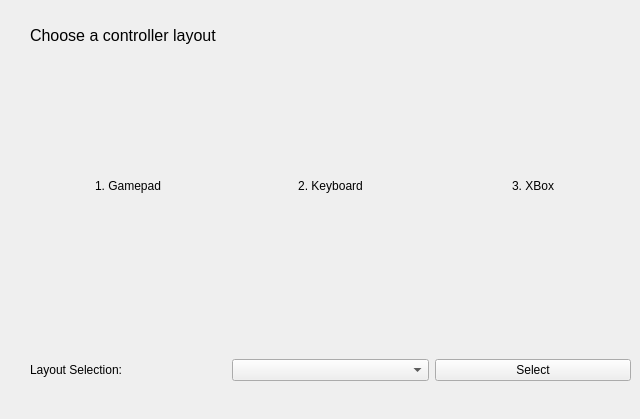
wicked-rose/UniversalGaming, file UniversalGamingApp/controllerlayout.ui: the form before one commit.
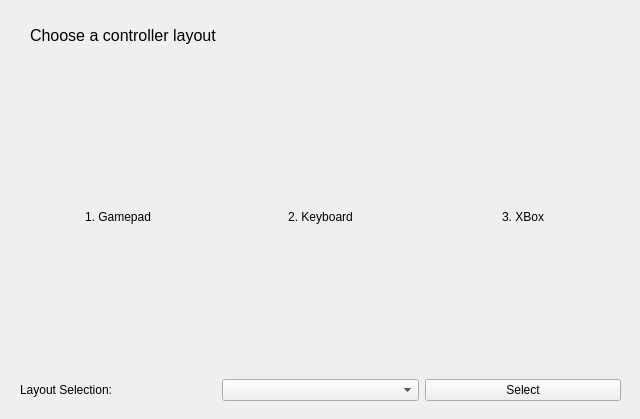
The form after the commit.

Commit message: interactive layout selection window, fixed bug with controller testing window

```diff
--- a/UniversalGamingApp/controllerlayout.ui
+++ b/UniversalGamingApp/controllerlayout.ui
@@ -34,12 +34,14 @@
   <widget class="QWidget" name="horizontalLayoutWidget">
    <property name="geometry">
     <rect>
-     <x>30</x>
+     <x>20</x>
      <y>60</y>
      <width>601</width>
-     <height>251</height>
+     <height>341</height>
     </rect>
    </property>
+   <layout class="QVBoxLayout" name="verticalLayout">
+    <item>
    <layout class="QHBoxLayout" name="horizontalLayout">
     <item>
      <widget class="QLabel" name="label_2">
@@ -72,16 +74,8 @@
      </widget>
     </item>
    </layout>
-  </widget>
-  <widget class="QWidget" name="horizontalLayoutWidget_2">
-   <property name="geometry">
-    <rect>
-     <x>30</x>
-     <y>330</y>
-     <width>601</width>
-     <height>80</height>
-    </rect>
-   </property>
+    </item>
+    <item>
    <layout class="QHBoxLayout" name="horizontalLayout_2">
     <item>
      <widget class="QLabel" name="selectionLabel">
@@ -106,6 +100,8 @@
        <string>Select</string>
       </property>
      </widget>
+      </item>
+     </layout>
     </item>
    </layout>
   </widget>
```
Left out of the diff: 2 changed lines with no effect on the pictures. Lines whose indentation alone changed are shown as unchanged. The commit also changes 4 other files.
